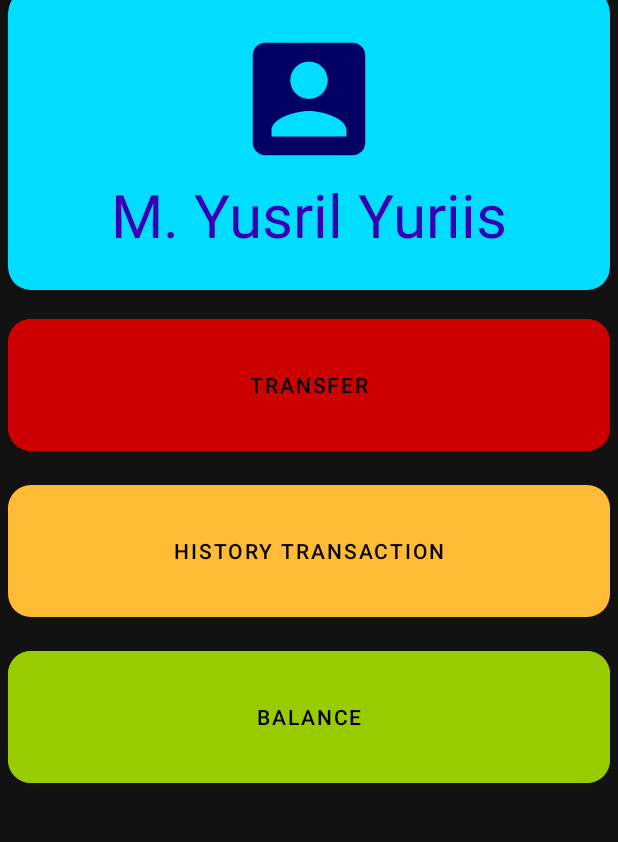
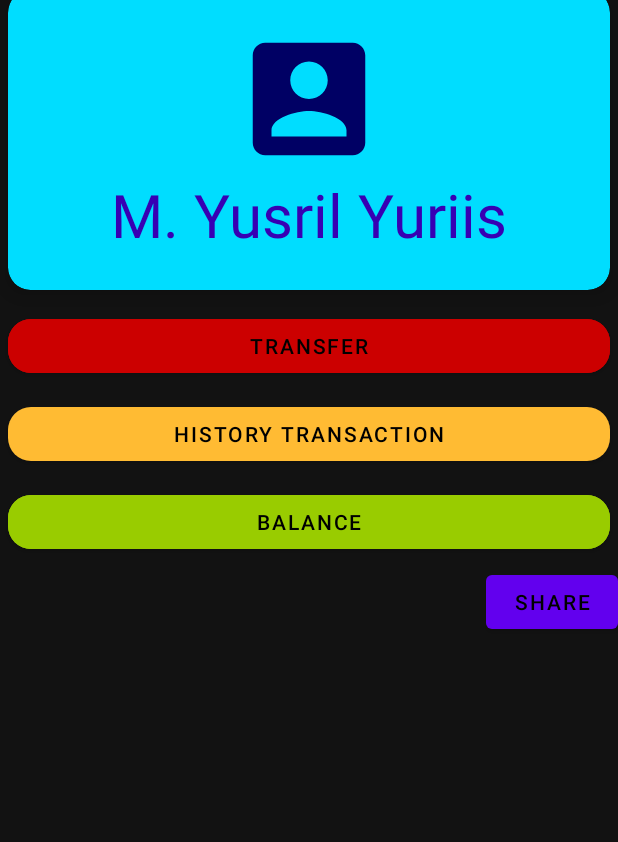
Before and after one commit to myyuriis/exercise_navigation, an Android app: the screen it shows after launch (MainActivity), on a phone screen of 412 x 824 dp, the part 102-944 px from its top. Run offline under Robolectric (Android 15) with nearby library versions, the phone set to English and light mode, and no system bars.

Commit message:
share button

```diff
--- a/app/src/main/java/com/example/exercise_navigation/screens/HomeFragment.kt
+++ b/app/src/main/java/com/example/exercise_navigation/screens/HomeFragment.kt
@@ -1,5 +1,6 @@
 package com.example.exercise_navigation.screens
 
+import android.content.Intent
 import android.os.Bundle
 import androidx.fragment.app.Fragment
 import android.view.LayoutInflater
@@ -31,6 +32,7 @@ class HomeFragment : Fragment(), View.OnClickListener {
         transfer_button.setOnClickListener(this)
         balance_button.setOnClickListener(this)
         transaction_history_button.setOnClickListener(this)
+        share_button.setOnClickListener(this)
     }
 
     override fun onClick(v: View?) {
@@ -38,6 +40,13 @@ class HomeFragment : Fragment(), View.OnClickListener {
             transfer_button -> {navController.navigate(R.id.action_homeFragment_to_transactionActivity)}
             balance_button -> {navController.navigate(R.id.action_homeFragment_to_balanceFragment)}
             transaction_history_button -> {navController.navigate(R.id.action_homeFragment_to_historyTransactionFragment)}
+            share_button -> {
+                val share = Intent(Intent.ACTION_SEND)
+                share.type = "text/plain"
+                share.putExtra(Intent.EXTRA_SUBJECT, "My WALLET")
+                share.putExtra(Intent.EXTRA_TEXT, "http://www.facebook.com")
+                startActivity(Intent.createChooser(share, "Share Link!!"))
+            }
         }
     }
 }
--- a/app/src/main/res/layout/fragment_home.xml
+++ b/app/src/main/res/layout/fragment_home.xml
@@ -11,25 +11,26 @@
     <com.google.android.material.card.MaterialCardView
         android:id="@+id/materialCardView"
         android:layout_width="match_parent"
+        android:layout_height="200dp"
         android:layout_margin="5dp"
+        app:cardBackgroundColor="@android:color/holo_blue_bright"
+        app:cardCornerRadius="15dp"
         app:cardElevation="10dp"
-        app:cardCornerRadius="15dp"
-        android:layout_height="200dp"
-        app:cardBackgroundColor="@android:color/holo_blue_bright"
         app:layout_constraintEnd_toEndOf="parent"
         app:layout_constraintStart_toStartOf="parent"
-        app:layout_constraintTop_toTopOf="parent" >
+        app:layout_constraintTop_toTopOf="parent">
 
         <LinearLayout
+            android:layout_width="wrap_content"
+            android:layout_height="wrap_content"
             android:layout_gravity="center"
-            android:orientation="vertical"
-            android:layout_width="wrap_content"
-            android:layout_height="wrap_content">
+            android:orientation="vertical">
+
             <ImageView
                 android:id="@+id/profile_pict_view"
-                android:layout_gravity="center"
                 android:layout_width="100dp"
                 android:layout_height="100dp"
+                android:layout_gravity="center"
                 android:src="@drawable/ic_baseline_account_box_24" />
 
             <TextView
@@ -56,7 +57,7 @@
         <com.google.android.material.button.MaterialButton
             android:id="@+id/transfer_button"
             android:layout_width="match_parent"
-            android:layout_height="100dp"
+            android:layout_height="wrap_content"
             android:layout_margin="5dp"
             android:backgroundTint="@android:color/holo_red_dark"
             android:text="Transfer"
@@ -66,7 +67,7 @@
         <com.google.android.material.button.MaterialButton
             android:id="@+id/transaction_history_button"
             android:layout_width="match_parent"
-            android:layout_height="100dp"
+            android:layout_height="wrap_content"
             android:layout_margin="5dp"
             android:text="History Transaction"
             app:backgroundTint="@android:color/holo_orange_light"
@@ -76,13 +77,20 @@
         <com.google.android.material.button.MaterialButton
             android:id="@+id/balance_button"
             android:layout_width="match_parent"
-            android:layout_height="100dp"
+            android:layout_height="wrap_content"
             android:layout_margin="5dp"
             android:backgroundTint="@android:color/holo_green_light"
             android:text="Balance"
             app:cardElevation="10dp"
             app:cornerRadius="15dp" />
 
+        <Button
+            android:id="@+id/share_button"
+            android:layout_width="wrap_content"
+            android:layout_height="wrap_content"
+            android:layout_gravity="end"
+            android:text="SHARE" />
+
     </LinearLayout>
 
 </androidx.constraintlayout.widget.ConstraintLayout>
```
